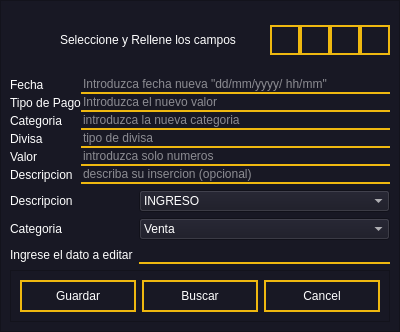
First picture: the form in ui/EditTable.ui, repository leonardo2322/Eva, before the edit.
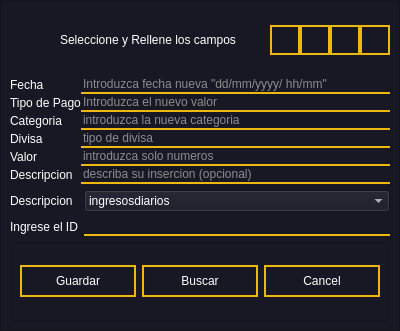
Second picture: the form after the edit.

```diff
--- a/ui/EditTable.ui
+++ b/ui/EditTable.ui
@@ -346,16 +346,30 @@
       </item>
       <item>
        <layout class="QGridLayout" name="gridLayout">
-        <item row="2" column="1">
-         <widget class="QLineEdit" name="lineEdit"/>
+        <item row="1" column="1">
+         <widget class="QLineEdit" name="Inp_edit_ID"/>
         </item>
-        <item row="2" column="0">
+        <item row="1" column="0">
          <widget class="QLabel" name="label_8">
           <property name="text">
-           <string>Ingrese el dato a editar</string>
+           <string>Ingrese el ID</string>
           </property>
          </widget>
         </item>
+        <item row="0" column="1">
+         <widget class="QComboBox" name="Cb_Desc_search">
+          <item>
+           <property name="text">
+            <string>ingresosdiarios</string>
+           </property>
+          </item>
+          <item>
+           <property name="text">
+            <string>gastosdiarios</string>
+           </property>
+          </item>
+         </widget>
+        </item>
         <item row="0" column="0">
          <widget class="QLabel" name="label_9">
           <property name="text">
@@ -363,46 +377,6 @@
           </property>
          </widget>
         </item>
-        <item row="0" column="1">
-         <widget class="QComboBox" name="comboBox">
-          <item>
-           <property name="text">
-            <string>INGRESO</string>
-           </property>
-          </item>
-          <item>
-           <property name="text">
-            <string>GASTO</string>
-           </property>
-          </item>
-          <item>
-           <property name="text">
-            <string>INVENTARIO</string>
-           </property>
-          </item>
-         </widget>
-        </item>
-        <item row="1" column="1">
-         <widget class="QComboBox" name="comboBox_2">
-          <item>
-           <property name="text">
-            <string>Venta</string>
-           </property>
-          </item>
-          <item>
-           <property name="text">
-            <string>Otro</string>
-           </property>
-          </item>
-         </widget>
-        </item>
-        <item row="1" column="0">
-         <widget class="QLabel" name="label_10">
-          <property name="text">
-           <string>Categoria</string>
-          </property>
-         </widget>
-        </item>
        </layout>
       </item>
       <item>
```
Left out of the diff: 28 changed lines with no effect on the pictures.
